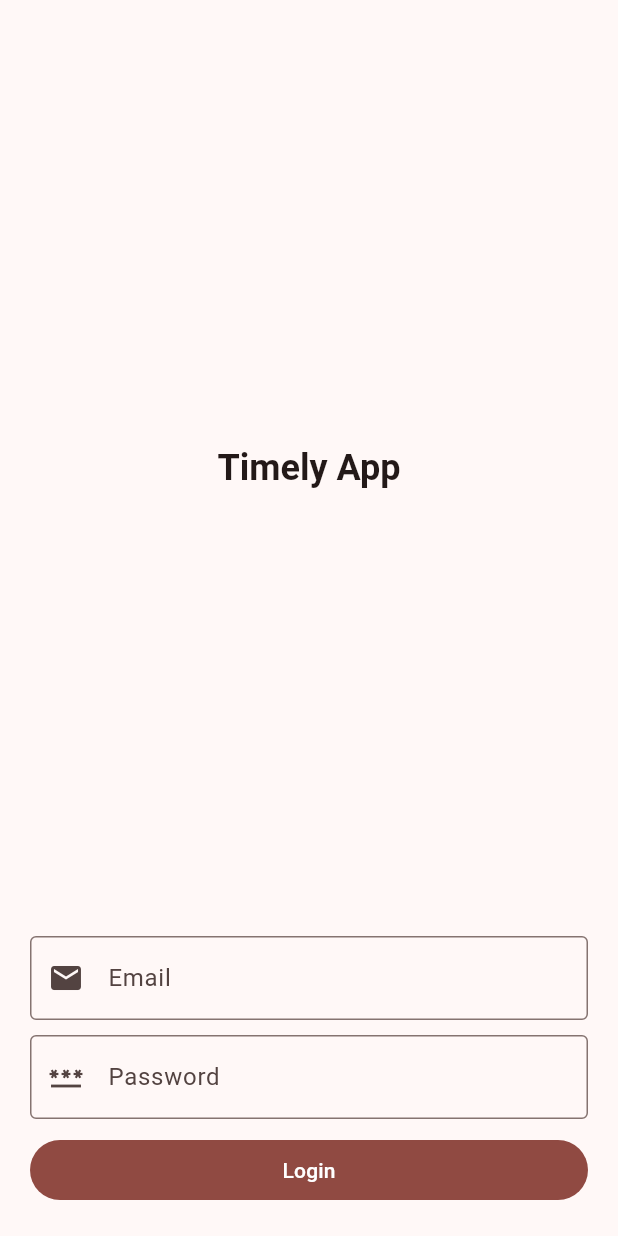
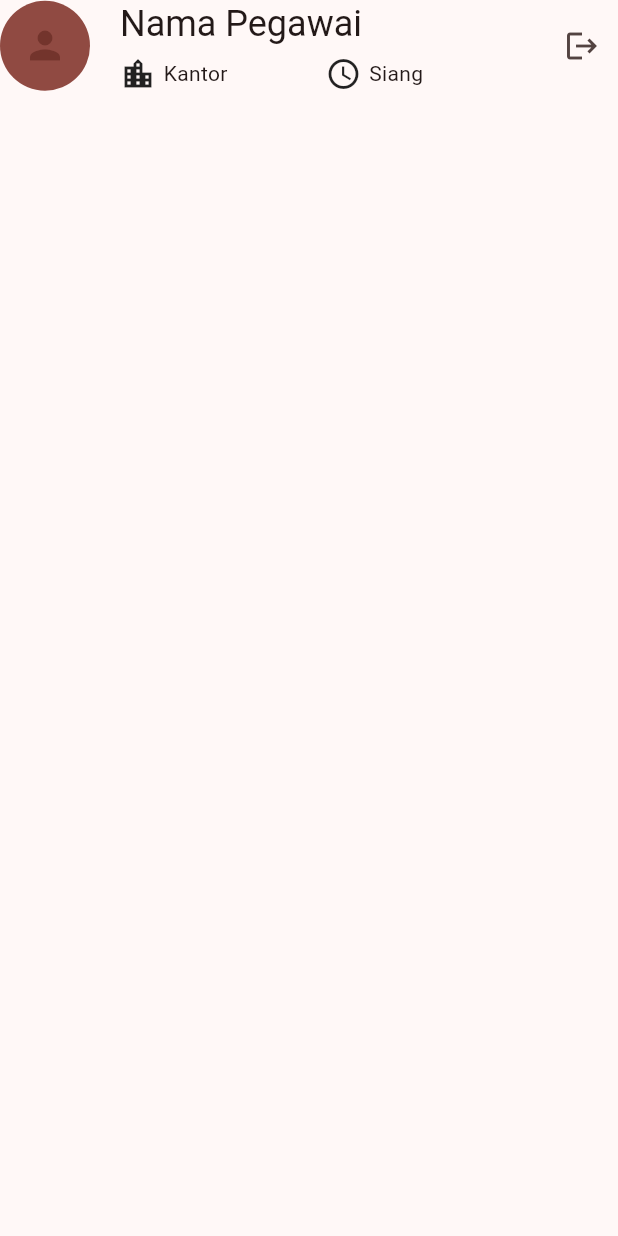
Before and after one commit to junaeidy/Timely-app, a Flutter app: the screen it shows after launch, after a tap on "Login", on a phone screen of 412 x 824 dp. Run offline on Flutter 3.47's test engine with Material 3 defaults, Android fonts, the phone set to English and light mode, and no system bars; our stand-ins replace dio, geolocator, get_it, pretty_dio_logger, retrofit, shared_preferences; missing offline and left inert: flutter_osm_plugin.

Commit message:
create header homepage

```diff
--- /dev/null
+++ b/lib/app/presentation/home/home_notifier.dart
@@ -0,0 +1,6 @@
+import 'package:timely_app/core/provider/app_provider.dart';
+
+class HomeNotifier extends AppProvider {
+  @override
+  void init() {}
+}
--- /dev/null
+++ b/lib/app/presentation/home/home_screen.dart
@@ -0,0 +1,73 @@
+import 'package:flutter/material.dart';
+import 'package:timely_app/app/presentation/home/home_notifier.dart';
+import 'package:timely_app/core/helper/global_helper.dart';
+import 'package:timely_app/core/widget/app_widget.dart';
+import 'package:flutter/src/widgets/framework.dart';
+import 'package:flutter/widgets.dart';
+
+class HomeScreen extends AppWidget<HomeNotifier, void, void> {
+  @override
+  Widget bodyBuild(BuildContext context) {
+    return SafeArea(
+      child: Column(
+        children: [
+          Row(
+            children: [
+              CircleAvatar(
+                child: Icon(
+                  Icons.person,
+                  size: 30,
+                ),
+                backgroundColor: GlobalHelper.getColorSchema(context).primary,
+                radius: 30,
+              ),
+              SizedBox(
+                width: 20,
+              ),
+              Expanded(
+                child: Column(
+                  crossAxisAlignment: CrossAxisAlignment.start,
+                  children: [
+                    Text(
+                      'Nama Pegawai',
+                      style: GlobalHelper.getTextStyle(context,
+                          appTextStyle: AppTextStyle.HEADLINE_SMALL),
+                    ),
+                    SizedBox(
+                      height: 5,
+                    ),
+                    Row(
+                      children: [
+                        Expanded(
+                          child: Row(
+                            children: [
+                              Icon(Icons.location_city),
+                              SizedBox(width: 5),
+                              Text('Kantor'),
+                            ],
+                          ),
+                        ),
+                        Expanded(
+                            child: Row(
+                          children: [
+                            Icon(Icons.access_time),
+                            SizedBox(width: 5),
+                            Text('Siang'),
+                          ],
+                        ))
+                      ],
+                    )
+                  ],
+                ),
+              ),
+              SizedBox(
+                width: 10,
+              ),
+              IconButton(onPressed: () {}, icon: Icon(Icons.logout))
+            ],
+          )
+        ],
+      ),
+    );
+  }
+}
--- a/lib/app/presentation/login/login_screen.dart
+++ b/lib/app/presentation/login/login_screen.dart
@@ -3,6 +3,7 @@ import 'package:flutter/src/widgets/framework.dart';
 import 'package:timely_app/core/widget/app_widget.dart';
 import 'package:timely_app/app/presentation/login/login_notifier.dart';
 import 'package:timely_app/core/helper/global_helper.dart';
+import 'package:timely_app/app/presentation/home/home_screen.dart';
 
 class LoginScreen extends AppWidget<LoginNotifier, void, void> {
   @override
@@ -49,12 +50,19 @@ class LoginScreen extends AppWidget<LoginNotifier, void, void> {
             Container(
                 width: double.maxFinite,
                 child: FilledButton(
-                    onPressed: _onPressLogin, child: Text("Login")))
+                    onPressed: () => _onPressLogin(context),
+                    child: Text("Login")))
           ],
         ),
       ),
     );
   }
 
-  _onPressLogin() {}
+  _onPressLogin(BuildContext context) {
+    Navigator.pushReplacement(
+        context,
+        MaterialPageRoute(
+          builder: (context) => HomeScreen(),
+        ));
+  }
 }
--- a/lib/core/di/dependency.dart
+++ b/lib/core/di/dependency.dart
@@ -1,6 +1,7 @@
 import 'package:get_it/get_it.dart';
 import 'package:dio/dio.dart';
 import 'package:pretty_dio_logger/pretty_dio_logger.dart';
+import 'package:timely_app/app/presentation/home/home_notifier.dart';
 import 'package:timely_app/core/network/app_interceptor.dart';
 import 'package:timely_app/app/presentation/login/login_notifier.dart';
 
@@ -22,4 +23,8 @@ Future<void> initDependency() async {
   sl.registerFactoryParam<LoginNotifier, void, void>(
     (param1, param2) => LoginNotifier(),
   );
+
+  sl.registerFactoryParam<HomeNotifier, void, void>(
+    (param1, param2) => HomeNotifier(),
+  );
 }
```
